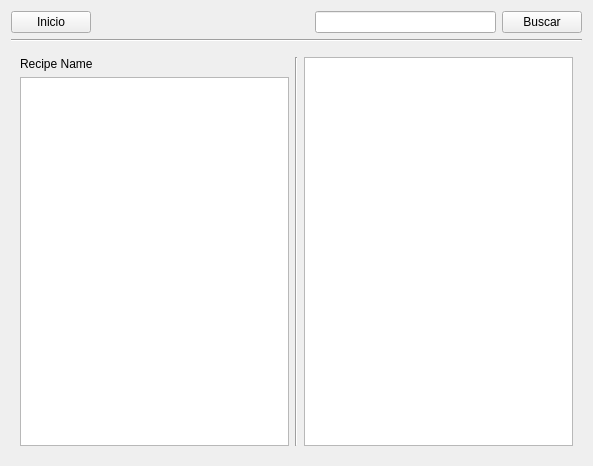
Before: the Qt Designer form recipewidget.ui in jesusgp22/Icemart, drawn with Qt 5.
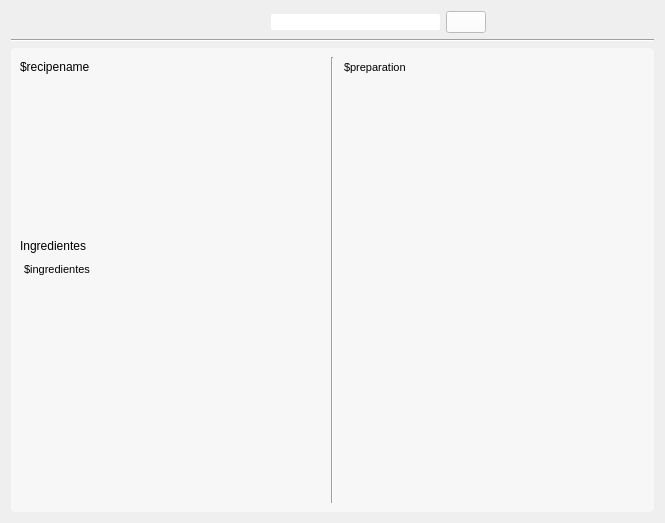
After: the same form once the commit is applied. The open tabs and pages were chosen to show the change. Icons and pictures are not drawn.

Patch:
```diff
--- a/recipewidget.ui
+++ b/recipewidget.ui
@@ -6,8 +6,8 @@
    <rect>
     <x>0</x>
     <y>0</y>
-    <width>593</width>
-    <height>466</height>
+    <width>665</width>
+    <height>523</height>
    </rect>
   </property>
   <property name="windowTitle">
@@ -17,9 +17,57 @@
    <item>
     <layout class="QHBoxLayout" name="horizontalLayout">
      <item>
-      <widget class="QPushButton" name="pushButton_2">
+      <widget class="QPushButton" name="homeButton">
+       <property name="maximumSize">
+        <size>
+         <width>60</width>
+         <height>60</height>
+        </size>
+       </property>
        <property name="text">
-        <string>Inicio</string>
+        <string/>
+       </property>
+       <property name="icon">
+        <iconset resource="res.qrc">
+         <normaloff>:/res/homeicon.png</normaloff>:/res/homeicon.png</iconset>
+       </property>
+       <property name="iconSize">
+        <size>
+         <width>60</width>
+         <height>60</height>
+        </size>
+       </property>
+       <property name="flat">
+        <bool>true</bool>
+       </property>
+      </widget>
+     </item>
+     <item>
+      <widget class="QPushButton" name="backButton">
+       <property name="enabled">
+        <bool>false</bool>
+       </property>
+       <property name="maximumSize">
+        <size>
+         <width>60</width>
+         <height>60</height>
+        </size>
+       </property>
+       <property name="text">
+        <string/>
+       </property>
+       <property name="icon">
+        <iconset resource="res.qrc">
+         <normaloff>:/res/backicon.png</normaloff>:/res/backicon.png</iconset>
+       </property>
+       <property name="iconSize">
+        <size>
+         <width>60</width>
+         <height>60</height>
+        </size>
+       </property>
+       <property name="flat">
+        <bool>true</bool>
        </property>
       </widget>
      </item>
@@ -30,22 +78,58 @@
        </property>
        <property name="sizeHint" stdset="0">
         <size>
-         <width>218</width>
+         <width>40</width>
          <height>20</height>
         </size>
        </property>
       </spacer>
      </item>
      <item>
-      <widget class="QLineEdit" name="lineEdit"/>
+      <widget class="QLineEdit" name="searchLine">
+       <property name="minimumSize">
+        <size>
+         <width>150</width>
+         <height>3</height>
+        </size>
+       </property>
+       <property name="styleSheet">
+        <string notr="true">border-radius: 2px;</string>
+       </property>
+      </widget>
      </item>
      <item>
-      <widget class="QPushButton" name="pushButton">
+      <widget class="QPushButton" name="searchButton">
+       <property name="minimumSize">
+        <size>
+         <width>20</width>
+         <height>2</height>
+        </size>
+       </property>
+       <property name="styleSheet">
+        <string notr="true">background-color: rgba(255, 255, 255, 230);</string>
+       </property>
        <property name="text">
-        <string>Buscar</string>
+        <string/>
+       </property>
+       <property name="icon">
+        <iconset resource="res.qrc">
+         <normaloff>:/res/searchicon.png</normaloff>:/res/searchicon.png</iconset>
        </property>
       </widget>
      </item>
+     <item>
+      <spacer name="horizontalSpacer_2">
+       <property name="orientation">
+        <enum>Qt::Horizontal</enum>
+       </property>
+       <property name="sizeHint" stdset="0">
+        <size>
+         <width>40</width>
+         <height>20</height>
+        </size>
+       </property>
+      </spacer>
+     </item>
     </layout>
    </item>
    <item>
@@ -57,6 +141,11 @@
    </item>
    <item>
     <widget class="QStackedWidget" name="stackedWidget">
+     <property name="styleSheet">
+      <string notr="true">#stackedWidget
+{border-radius: 4px;
+background-color: rgba(255, 255, 255, 130);}</string>
+     </property>
      <property name="currentIndex">
       <number>0</number>
      </property>
@@ -67,19 +156,112 @@
        </item>
       </layout>
      </widget>
-     <widget class="QWidget" name="page_2">
-      <layout class="QHBoxLayout" name="horizontalLayout_2">
+     <widget class="QWidget" name="recipe">
+      <layout class="QHBoxLayout" name="horizontalLayout_4">
        <item>
         <layout class="QVBoxLayout" name="verticalLayout_3">
          <item>
-          <widget class="QLabel" name="label">
+          <layout class="QHBoxLayout" name="horizontalLayout_2">
+           <item>
+            <widget class="QLabel" name="nameLabel">
+             <property name="styleSheet">
+              <string notr="true">font: 75 15pt &quot;MV Boli&quot;;</string>
+             </property>
+             <property name="text">
+              <string>$recipename</string>
+             </property>
+            </widget>
+           </item>
+           <item>
+            <spacer name="horizontalSpacer_4">
+             <property name="orientation">
+              <enum>Qt::Horizontal</enum>
+             </property>
+             <property name="sizeHint" stdset="0">
+              <size>
+               <width>40</width>
+               <height>20</height>
+              </size>
+             </property>
+            </spacer>
+           </item>
+          </layout>
+         </item>
+         <item>
+          <layout class="QHBoxLayout" name="horizontalLayout_3">
+           <item>
+            <widget class="QLabel" name="label">
+             <property name="minimumSize">
+              <size>
+               <width>150</width>
+               <height>150</height>
+              </size>
+             </property>
+             <property name="maximumSize">
+              <size>
+               <width>150</width>
+               <height>150</height>
+              </size>
+             </property>
+             <property name="text">
+              <string/>
+             </property>
+             <property name="pixmap">
+              <pixmap resource="res.qrc">:/res/recipesicon.png</pixmap>
+             </property>
+             <property name="scaledContents">
+              <bool>true</bool>
+             </property>
+            </widget>
+           </item>
+           <item>
+            <spacer name="horizontalSpacer_6">
+             <property name="orientation">
+              <enum>Qt::Horizontal</enum>
+             </property>
+             <property name="sizeHint" stdset="0">
+              <size>
+               <width>40</width>
+               <height>20</height>
+              </size>
+             </property>
+            </spacer>
+           </item>
+          </layout>
+         </item>
+         <item>
+          <widget class="QLabel" name="label_2">
+           <property name="styleSheet">
+            <string notr="true">font: 75 12pt &quot;MV Boli&quot;;</string>
+           </property>
            <property name="text">
-            <string>Recipe Name</string>
+            <string>Ingredientes</string>
            </property>
           </widget>
          </item>
          <item>
-          <widget class="QTextBrowser" name="textBrowser"/>
+          <widget class="QTextBrowser" name="ingredientText">
+           <property name="maximumSize">
+            <size>
+             <width>1000</width>
+             <height>1000</height>
+            </size>
+           </property>
+           <property name="styleSheet">
+            <string notr="true">background-color: rgb(255, 255, 255,0);
+font: 75 15pt &quot;MV Boli&quot;;</string>
+           </property>
+           <property name="frameShape">
+            <enum>QFrame::NoFrame</enum>
+           </property>
+           <property name="html">
+            <string>&lt;!DOCTYPE HTML PUBLIC &quot;-//W3C//DTD HTML 4.0//EN&quot; &quot;http://www.w3.org/TR/REC-html40/strict.dtd&quot;&gt;
+&lt;html&gt;&lt;head&gt;&lt;meta name=&quot;qrichtext&quot; content=&quot;1&quot; /&gt;&lt;style type=&quot;text/css&quot;&gt;
+p, li { white-space: pre-wrap; }
+&lt;/style&gt;&lt;/head&gt;&lt;body style=&quot; font-family:'MV Boli'; font-size:15pt; font-weight:72; font-style:normal;&quot;&gt;
+&lt;p style=&quot; margin-top:0px; margin-bottom:0px; margin-left:0px; margin-right:0px; -qt-block-indent:0; text-indent:0px;&quot;&gt;&lt;span style=&quot; font-family:'MS Shell Dlg 2'; font-size:8pt; font-weight:400;&quot;&gt;$ingredientes&lt;/span&gt;&lt;/p&gt;&lt;/body&gt;&lt;/html&gt;</string>
+           </property>
+          </widget>
          </item>
         </layout>
        </item>
@@ -91,7 +273,22 @@
         </widget>
        </item>
        <item>
-        <widget class="QTextBrowser" name="textBrowser_2"/>
+        <widget class="QTextBrowser" name="preparationText">
+         <property name="styleSheet">
+          <string notr="true">background-color: rgba(255, 255, 255, 0);
+font: 75 15pt &quot;MV Boli&quot;;</string>
+         </property>
+         <property name="frameShape">
+          <enum>QFrame::NoFrame</enum>
+         </property>
+         <property name="html">
+          <string>&lt;!DOCTYPE HTML PUBLIC &quot;-//W3C//DTD HTML 4.0//EN&quot; &quot;http://www.w3.org/TR/REC-html40/strict.dtd&quot;&gt;
+&lt;html&gt;&lt;head&gt;&lt;meta name=&quot;qrichtext&quot; content=&quot;1&quot; /&gt;&lt;style type=&quot;text/css&quot;&gt;
+p, li { white-space: pre-wrap; }
+&lt;/style&gt;&lt;/head&gt;&lt;body style=&quot; font-family:'MV Boli'; font-size:15pt; font-weight:72; font-style:normal;&quot;&gt;
+&lt;p style=&quot; margin-top:0px; margin-bottom:0px; margin-left:0px; margin-right:0px; -qt-block-indent:0; text-indent:0px;&quot;&gt;&lt;span style=&quot; font-family:'MS Shell Dlg 2'; font-size:8pt; font-weight:400;&quot;&gt;$preparation&lt;/span&gt;&lt;/p&gt;&lt;/body&gt;&lt;/html&gt;</string>
+         </property>
+        </widget>
        </item>
       </layout>
      </widget>
```
Left out of the diff: 10 changed lines with no effect on the pictures.
